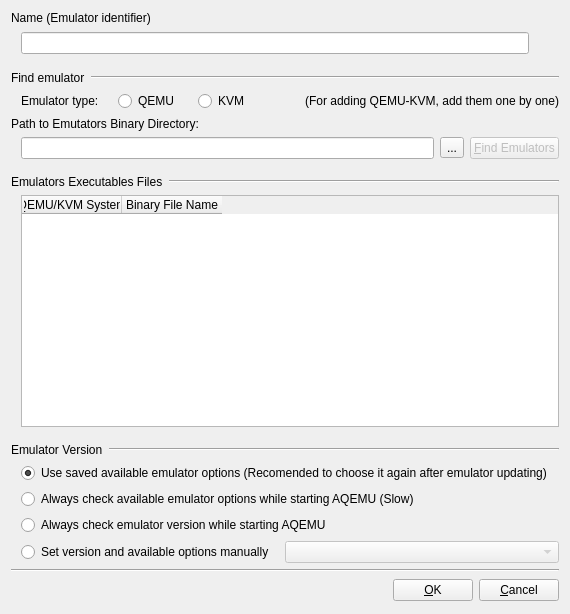
First picture: the form in src/Emulator_Options_Window.ui, repository tobimensch/aqemu, before the edit.
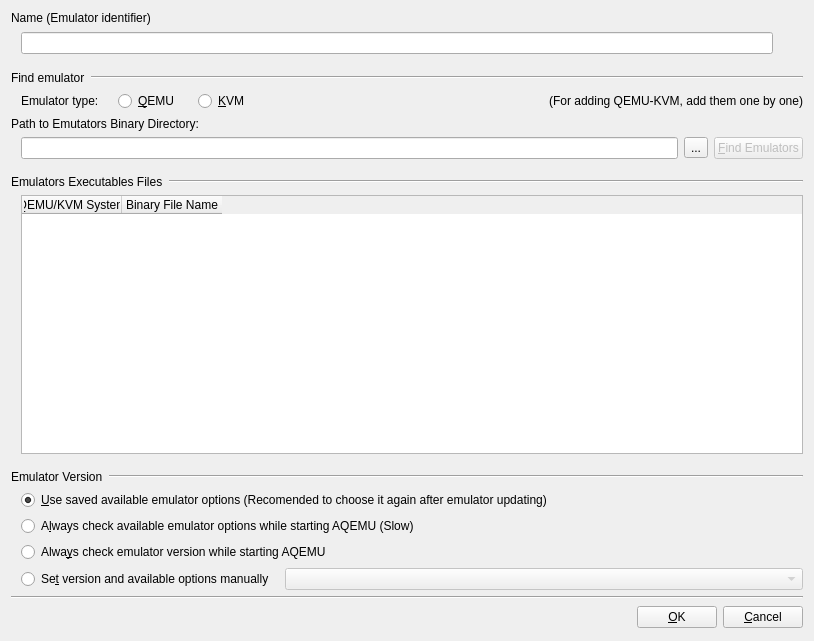
Second picture: the form after the edit. Icons and pictures are not drawn.

Patch:
```diff
--- a/src/Emulator_Options_Window.ui
+++ b/src/Emulator_Options_Window.ui
@@ -7,8 +7,8 @@
    <rect>
     <x>0</x>
     <y>0</y>
-    <width>570</width>
-    <height>614</height>
+    <width>814</width>
+    <height>641</height>
    </rect>
   </property>
   <property name="windowTitle">
@@ -154,7 +154,7 @@
       <item>
        <widget class="QRadioButton" name="RB_QEMU">
         <property name="text">
-         <string>QEMU</string>
+         <string>&amp;QEMU</string>
         </property>
        </widget>
       </item>
@@ -177,7 +177,7 @@
       <item>
        <widget class="QRadioButton" name="RB_KVM">
         <property name="text">
-         <string>KVM</string>
+         <string>&amp;KVM</string>
         </property>
        </widget>
       </item>
@@ -391,7 +391,7 @@
         <item>
          <widget class="QRadioButton" name="RB_Save_Options">
           <property name="text">
-           <string>Use saved available emulator options (Recomended to choose it again after emulator updating)</string>
+           <string>&amp;Use saved available emulator options (Recomended to choose it again after emulator updating)</string>
           </property>
           <property name="checked">
            <bool>true</bool>
@@ -401,14 +401,14 @@
         <item>
          <widget class="QRadioButton" name="RB_Check_Options">
           <property name="text">
-           <string>Always check available emulator options while starting AQEMU (Slow)</string>
+           <string>A&amp;lways check available emulator options while starting AQEMU (Slow)</string>
           </property>
          </widget>
         </item>
         <item>
          <widget class="QRadioButton" name="RB_Check_Version">
           <property name="text">
-           <string>Always check emulator version while starting AQEMU</string>
+           <string>Alwa&amp;ys check emulator version while starting AQEMU</string>
           </property>
           <property name="checked">
            <bool>false</bool>
@@ -426,7 +426,7 @@
              </sizepolicy>
             </property>
             <property name="text">
-             <string>Set version and available options manually</string>
+             <string>Se&amp;t version and available options manually</string>
             </property>
            </widget>
           </item>
```
Left out of the diff: 24 changed lines with no effect on the pictures.
